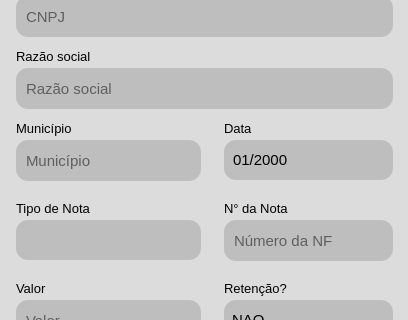
First picture: the form in janela_lancar_manual.ui, repository RafaelNegrao/erp-fg-assessoria-contabil, before the edit; both pictures show x 0 to 408 and y 84 to 404 of the 408 by 501 pixel window.
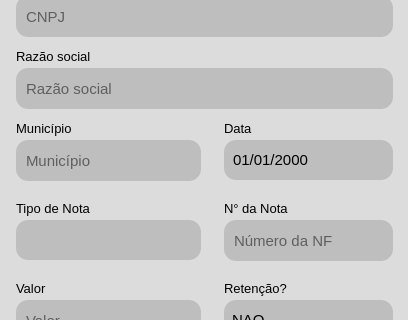
Second picture: the form after the edit. Icons and pictures are not drawn.

What changed in the file:
```diff
--- a/janela_lancar_manual.ui
+++ b/janela_lancar_manual.ui
@@ -123,18 +123,20 @@
 
 
 QComboBox {
-    border: none;
+     border: 1px solid rgb(120, 120, 120);
     background-color: rgb(190, 190, 190);
 	border-radius: 12px;
     padding: 8px
 }
 
- QComboBox:disabled, QComboBox:!focus {
-    border:none;
+QComboBox:disabled, QComboBox:!focus {
+     border: none;
 }
- QComboBox::down-arrow {
+
+QComboBox::down-arrow {
     image: none;
 }
+
 QComboBox::drop-down {
     width: 0;
 }
@@ -219,7 +221,10 @@
      </font>
     </property>
     <property name="displayFormat">
-     <string>MM/yyyy</string>
+     <string>dd/MM/yyyy</string>
+    </property>
+    <property name="calendarPopup">
+     <bool>false</bool>
     </property>
    </widget>
    <widget class="QLineEdit" name="campo_numero_nota_manual">
```
